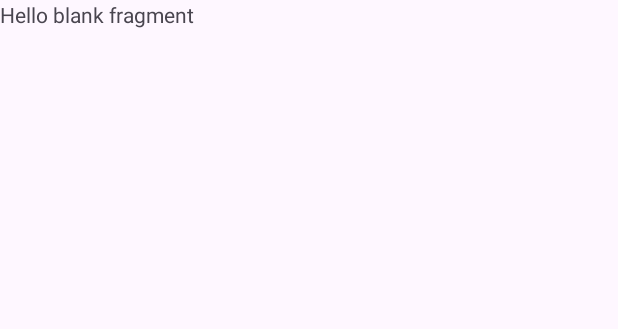
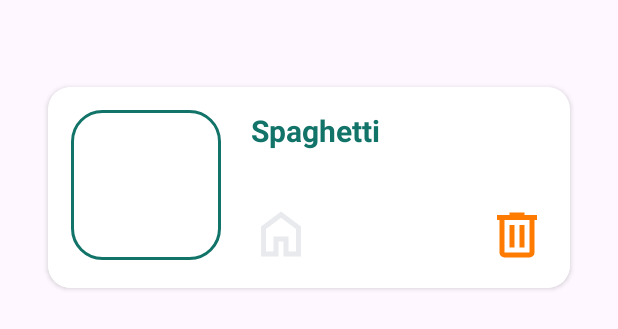
Before and after one commit to AbdullahRaed97/Tab5ty, an Android app: the layout fragment_favourite.xml on its own in the app's theme, with its tools: preview values and no code run, on a phone screen of 412 x 824 dp. Shown: the top 329 px of the screen. Run offline under Robolectric (Android 15) with nearby library versions, the phone set to English and light mode, and no system bars.

Commit message:
design favourite_fragment.xml

```diff
--- a/app/src/main/res/layout/fragment_favourite.xml
+++ b/app/src/main/res/layout/fragment_favourite.xml
@@ -1,14 +1,18 @@
 <?xml version="1.0" encoding="utf-8"?>
-<FrameLayout xmlns:android="http://schemas.android.com/apk/res/android"
+<androidx.constraintlayout.widget.ConstraintLayout xmlns:android="http://schemas.android.com/apk/res/android"
     xmlns:tools="http://schemas.android.com/tools"
     android:layout_width="match_parent"
-    android:layout_height="match_parent"
-    tools:context=".FavouriteFragment">
+    android:layout_height="wrap_content"
+    xmlns:app="http://schemas.android.com/apk/res-auto"
+    tools:context=".favourite.view.FavouriteFragment">
 
-    <!-- TODO: Update blank fragment layout -->
-    <TextView
+    <androidx.recyclerview.widget.RecyclerView
         android:layout_width="match_parent"
         android:layout_height="match_parent"
-        android:text="@string/hello_blank_fragment" />
-
-</FrameLayout>
+        android:layout_marginHorizontal="10dp"
+        android:id="@+id/favRecyclerView"
+        app:layout_constraintStart_toStartOf="parent"
+        app:layout_constraintTop_toTopOf="parent"
+        app:layout_constraintEnd_toEndOf="parent"
+        tools:listitem="@layout/fav_item"/>
+</androidx.constraintlayout.widget.ConstraintLayout>
```
